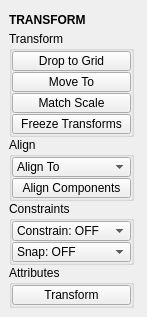
m3trik/tentacle, file tentacle/ui/transform.ui: the form before one commit.
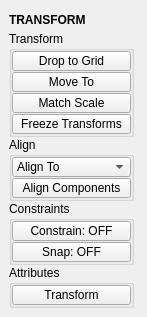
The form after the commit. Custom widgets are drawn as their Qt base class.

```diff
--- a/tentacle/ui/transform.ui
+++ b/tentacle/ui/transform.ui
@@ -10,7 +10,7 @@
     <x>0</x>
     <y>0</y>
     <width>147</width>
-    <height>306</height>
+    <height>312</height>
    </rect>
   </property>
   <property name="minimumSize">
@@ -423,7 +423,16 @@
           <number>0</number>
          </property>
          <item>
-          <widget class="ComboBox" name="cmb001">
+          <widget class="PushButton" name="tb003">
+           <property name="enabled">
+            <bool>true</bool>
+           </property>
+           <property name="sizePolicy">
+            <sizepolicy hsizetype="Preferred" vsizetype="Fixed">
+             <horstretch>0</horstretch>
+             <verstretch>0</verstretch>
+            </sizepolicy>
+           </property>
            <property name="minimumSize">
             <size>
              <width>0</width>
@@ -439,21 +448,37 @@
            <property name="toolTip">
             <string>Transform constraints.</string>
            </property>
-           <property name="editable">
+           <property name="text">
+            <string>Constrain: OFF</string>
+           </property>
+           <property name="iconSize">
+            <size>
+             <width>18</width>
+             <height>18</height>
+            </size>
+           </property>
+           <property name="autoDefault">
             <bool>false</bool>
            </property>
-           <property name="sizeAdjustPolicy">
-            <enum>QComboBox::AdjustToContents</enum>
+           <property name="default">
+            <bool>false</bool>
            </property>
-           <item>
-            <property name="text">
-             <string>Constrain: OFF</string>
-            </property>
-           </item>
+           <property name="flat">
+            <bool>false</bool>
+           </property>
           </widget>
          </item>
          <item>
-          <widget class="ComboBox" name="cmb003">
+          <widget class="PushButton" name="tb004">
+           <property name="enabled">
+            <bool>true</bool>
+           </property>
+           <property name="sizePolicy">
+            <sizepolicy hsizetype="Preferred" vsizetype="Fixed">
+             <horstretch>0</horstretch>
+             <verstretch>0</verstretch>
+            </sizepolicy>
+           </property>
            <property name="minimumSize">
             <size>
              <width>0</width>
@@ -469,17 +494,24 @@
            <property name="toolTip">
             <string>Transform tool snap settings.</string>
            </property>
-           <property name="editable">
+           <property name="text">
+            <string>Snap: OFF</string>
+           </property>
+           <property name="iconSize">
+            <size>
+             <width>18</width>
+             <height>18</height>
+            </size>
+           </property>
+           <property name="autoDefault">
             <bool>false</bool>
            </property>
-           <property name="sizeAdjustPolicy">
-            <enum>QComboBox::AdjustToContents</enum>
+           <property name="default">
+            <bool>false</bool>
            </property>
-           <item>
-            <property name="text">
-             <string>Snap: OFF</string>
-            </property>
-           </item>
+           <property name="flat">
+            <bool>false</bool>
+           </property>
           </widget>
          </item>
         </layout>
```
Left out of the diff: 2 changed lines with no effect on the pictures.
